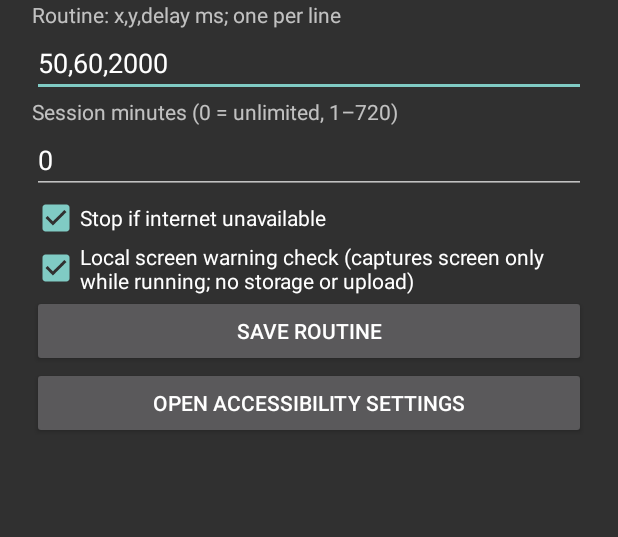
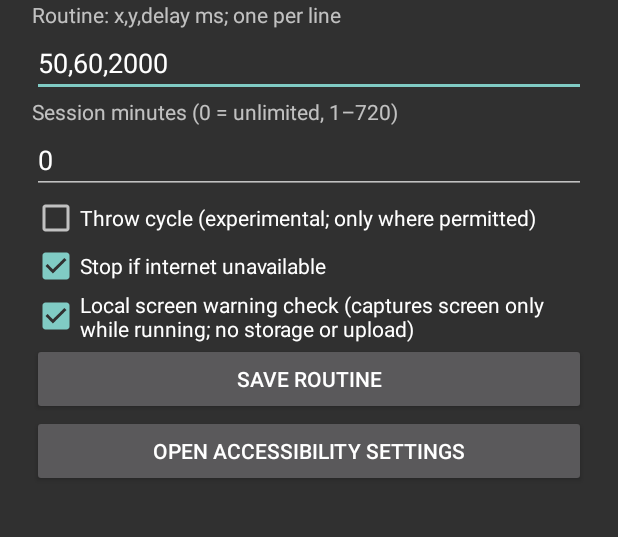
Before and after one commit to LokiJ07/SeedAutoFarm, an Android app: the screen it shows after launch (MainActivity), on a phone screen of 412 x 824 dp, the part 194-731 px from its top. Run offline under Robolectric (Android 15) with nearby library versions, the phone set to English and light mode, and no system bars.

Commit message:
Add experimental opt-in prompt mode setting

```diff
--- a/app/src/main/java/com/seedfarm/MainActivity.kt
+++ b/app/src/main/java/com/seedfarm/MainActivity.kt
@@ -11,9 +11,10 @@ class MainActivity: Activity() {
  fun field(label:String,key:String,def:String):EditText { l.addView(TextView(this).apply{text=label}); return EditText(this).apply{setText(p.getString(key,def));l.addView(this)} }
  val points=field("Routine: x,y,delay ms; one per line","points","50,60,2000")
  val minutes=field("Session minutes (0 = unlimited, 1–720)","minutes","0")
+ val mode=CheckBox(this).apply{text="Throw cycle (experimental; only where permitted)";isChecked=p.getBoolean("seedMode",false);l.addView(this)}
  val net=CheckBox(this).apply{text="Stop if internet unavailable";isChecked=p.getBoolean("networkGuard",true);l.addView(this)}
  val screen=CheckBox(this).apply{text="Local screen warning check (captures screen only while running; no storage or upload)";isChecked=p.getBoolean("screenGuard",true);l.addView(this)}
- l.addView(Button(this).apply{text="Save routine";setOnClickListener{try{parse(points.text.toString()); require(minutes.text.toString().toInt() in 0..720);p.edit().putString("points",points.text.toString()).putString("minutes",minutes.text.toString()).putBoolean("networkGuard",net.isChecked).putBoolean("screenGuard",screen.isChecked).apply();Toast.makeText(this@MainActivity,"Saved",Toast.LENGTH_SHORT).show()}catch(e:Exception){Toast.makeText(this@MainActivity,"Invalid routine",Toast.LENGTH_LONG).show()}}})
+ l.addView(Button(this).apply{text="Save routine";setOnClickListener{try{parse(points.text.toString()); require(minutes.text.toString().toInt() in 0..720);p.edit().putString("points",points.text.toString()).putString("minutes",minutes.text.toString()).putBoolean("seedMode",mode.isChecked).putBoolean("networkGuard",net.isChecked).putBoolean("screenGuard",screen.isChecked).apply();Toast.makeText(this@MainActivity,"Saved",Toast.LENGTH_SHORT).show()}catch(e:Exception){Toast.makeText(this@MainActivity,"Invalid routine",Toast.LENGTH_LONG).show()}}})
  l.addView(Button(this).apply{text="Open accessibility settings";setOnClickListener{startActivity(Intent(Settings.ACTION_ACCESSIBILITY_SETTINGS))}})
  }
 }
```
